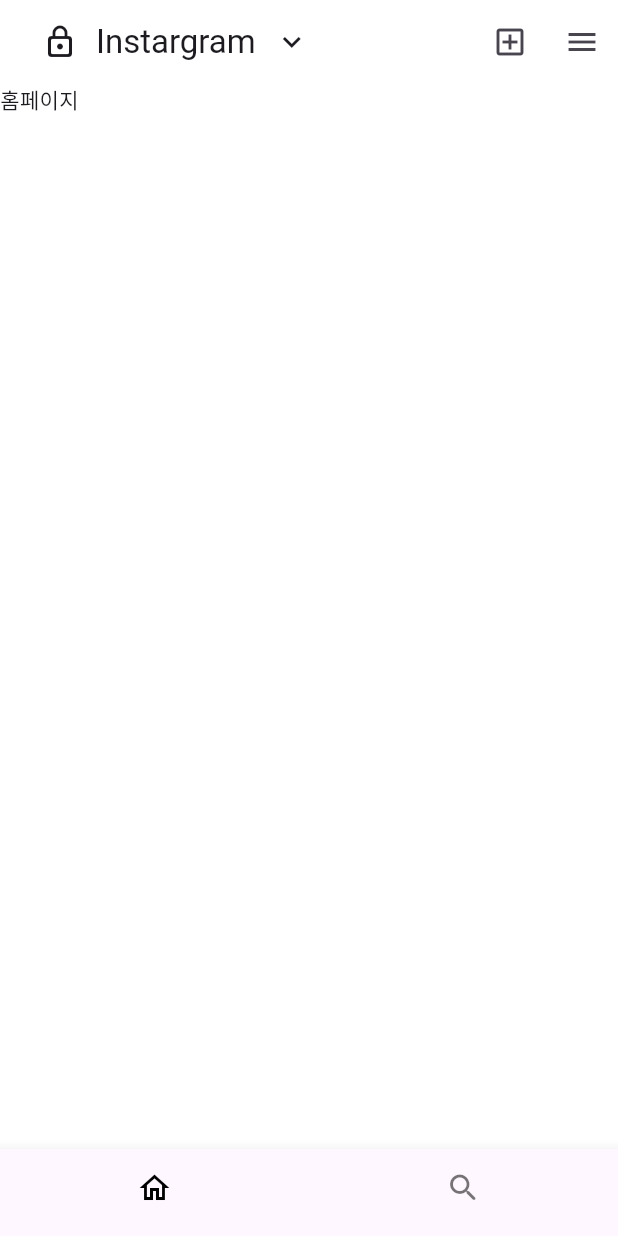
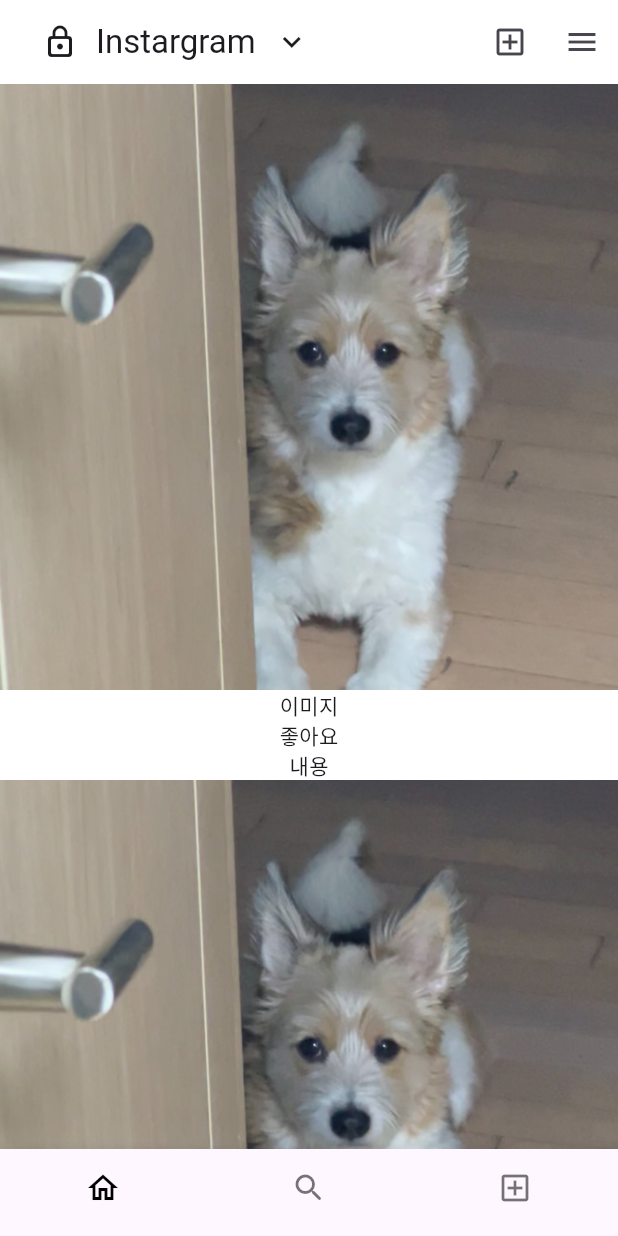
Before and after one commit to NE7K/Instargram-Copy-Project, a Flutter app: the screen it shows after launch, on a phone screen of 412 x 824 dp. Run offline on Flutter 3.47's test engine with Material 3 defaults, Android fonts, the phone set to English and light mode, and no system bars.

Commit message:
Added Images, Layout

```diff
--- a/lib/main.dart
+++ b/lib/main.dart
@@ -1,10 +1,10 @@
 import 'package:flutter/material.dart';
-import './style.dart' as style;
+import './style.dart' as style; // style에서 파일 가져오겠읍니다
 
 void main() {
   runApp(
       MaterialApp(
-        theme: style.theme,
+          theme: style.theme, // style 가져와서 적용시킬게요
           home:  MyApp()
       )
   );
@@ -18,7 +18,7 @@ class MyApp extends StatefulWidget {
 
 class _MyAppState extends State<MyApp> {
 
-  var tab = 0;
+  var tab = 0; // tab state 상태 저장 함수
 
   @override
   Widget build(BuildContext context) {
@@ -37,9 +37,9 @@ class _MyAppState extends State<MyApp> {
             IconButton(onPressed: () {}, icon: Icon(Icons.add_box_outlined)), // 릴스, 게시물, 스토리 등등 활동 추가
             IconButton(onPressed: () {}, icon: Icon(Icons.menu)) ]  // 설정 및 활동
       ),
-      body: [Text('홈페이지'), Text('검색창')][tab],
+      body: [HomePage(), Text('검색창')][tab], // list 형식으로 간단하게 페이지 할당
       bottomNavigationBar: BottomNavigationBar(
-        showSelectedLabels: false,
+        showSelectedLabels: false, // tab 눌렀을 때 라벨 글자 나오지 않게 설정
         showUnselectedLabels: false,
         onTap: (i) {
           setState(() {
@@ -49,11 +49,33 @@ class _MyAppState extends State<MyApp> {
         items: [
           BottomNavigationBarItem(icon: Icon(Icons.home_outlined), label: '홈페이지'),
           BottomNavigationBarItem(icon: Icon(Icons.search_rounded), label: '검색창'),
-          // BottomNavigationBarItem(icon: Icon(Icons.add_box_outlined), label: ''),
-          // BottomNavigationBarItem(icon: Icon(Icons.video_library_outlined), label: ''),
-          // BottomNavigationBarItem(icon: Icon(Icons.person_outline), label: '')
+          BottomNavigationBarItem(icon: Icon(Icons.add_box_outlined), label: '추가'),
+          // BottomNavigationBarItem(icon: Icon(Icons.video_library_outlined), label: '릴스'),
+          // BottomNavigationBarItem(icon: Icon(Icons.person_outline), label: '사용자')
         ],
       )
     );
   }
 }
+
+// HomePage 레이아웃
+class HomePage extends StatelessWidget {
+  const HomePage({super.key});
+
+  // var itemCount 자리
+
+  @override
+  Widget build(BuildContext context) {
+    return ListView.builder(itemCount: 3, itemBuilder: (c, i) {
+      return Column( // return이 왜 존재해야 하는지?
+        mainAxisAlignment: MainAxisAlignment.start,
+        children: [
+          Image.asset('assets/images/test.jpg'),
+          Text('이미지'),
+          Text('좋아요'),
+          Text('내용')
+        ],
+      );
+    });
+  }
+}
--- a/pubspec.yaml
+++ b/pubspec.yaml
@@ -56,6 +56,8 @@ flutter:
   # included with your application, so that you can use the icons in
   # the material Icons class.
   uses-material-design: true
+  assets:
+    - assets/images/test.jpg
 
   # To add assets to your application, add an assets section, like this:
   # assets:
```
Also changed, not shown: assets/images/test.jpg (added), 1 other file.
